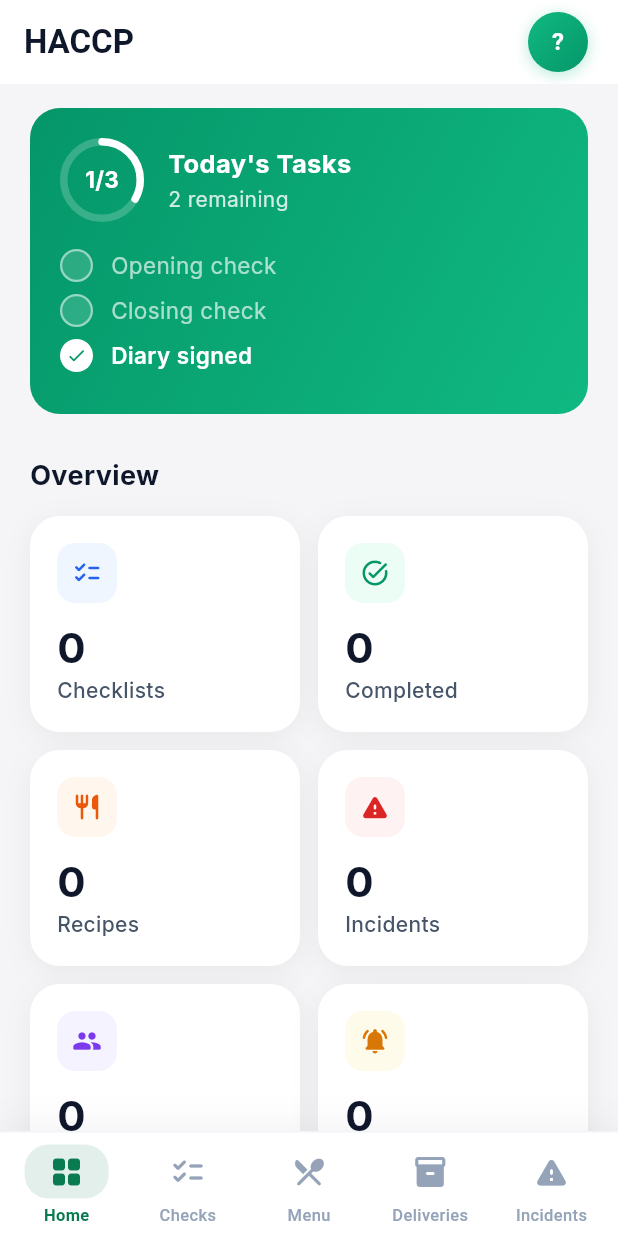
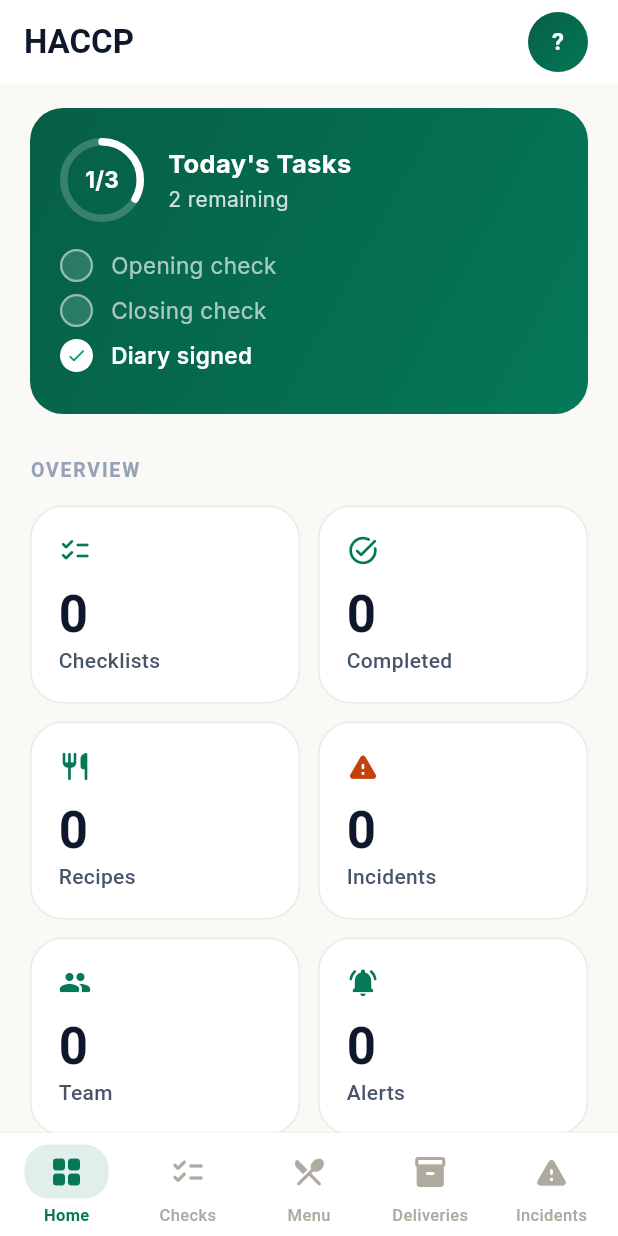
Before and after one commit to KNSTNTN24/haccp-mobile, a Flutter app: the screen it shows once a user with an empty profile is signed in, on a phone screen of 412 x 824 dp. Run offline on Flutter 3.47's test engine with Material 3 defaults, Android fonts, the phone set to English and light mode, and no system bars; our stand-ins replace csv, figma_squircle, file_picker, flutter_riverpod, go_router, google_fonts and 4 more; missing offline and left inert: dart:html; accounts and stored records are empty.

Commit message:
Premium light design: warm cream palette, squircle cards, harmonized colors
- Background: warm cream #FAF9F6
- Primary green: deep warm emerald #047857 with gradient #065F46→#047857
- All gradients and glows updated to warm emerald across all screens
- Incidents accent: warm brick red #C2410C
- Stat tile icons: unified green (incidents red)
- Cards: no shadows, warm beige border #EDE9E3
- Squircle corners (figma_squircle) on Home: stat tiles, quick actions,
  daily diary card
- Section labels: uppercase, tracked, muted
- Stat numbers: 34px SF Pro Display
- Bottom nav: white bg, subtle beige border 0.5px
- Inactive nav icons: warm sand #B0A99F
- Profile avatar: no shadow, clean

Co-Authored-By: Claude Opus 4.6 (1M context) <noreply@anthropic.com>

```diff
--- a/lib/config/theme.dart
+++ b/lib/config/theme.dart
@@ -1,38 +1,44 @@
 import 'package:flutter/material.dart';
-import 'package:flutter/cupertino.dart';
+import 'package:flutter/services.dart';
 
 class AppColors {
-  // Core palette — rich emerald + warm neutrals
-  static const primary = Color(0xFF0A7B50);        // deep emerald (slightly darker)
-  static const primaryLight = Color(0xFF10B981);    // vibrant green
-  static const primaryPale = Color(0xFFD1FAE5);     // green tint bg (more visible)
+  // Premium light palette
+  static const primary = Color(0xFF047857);           // deep warm emerald
+  static const primaryLight = Color(0xFF10B981);      // gradient end
+  static const primaryDark = Color(0xFF065F46);       // gradient start / pressed
+  static const primaryPale = Color(0xFFD1FAE5);
+
   static const surface = Color(0xFFFFFFFF);
-  static const background = Color(0xFFF5F5F7);      // cool neutral (Apple-like)
-  static const darkText = Color(0xFF0F172A);         // slate-900 (deeper black)
-  static const midText = Color(0xFF475569);          // slate-600 (richer gray)
-  static const lightText = Color(0xFF94A3B8);        // slate-400
-  static const divider = Color(0xFFE2E8F0);          // slate-200
+  static const background = Color(0xFFFAF9F6);        // warm cream
+  static const cardBg = Color(0xFFFFFFFF);
+
+  // Text — high contrast
+  static const darkText = Color(0xFF0F172A);           // near-black
+  static const midText = Color(0xFF475569);
+  static const lightText = Color(0xFF94A3B8);
+  static const divider = Color(0xFFE2E8F0);
+
   static const error = Color(0xFFDC2626);
   static const warning = Color(0xFFF59E0B);
-
-  // Legacy aliases
-  static const darkBlue = Color(0xFF0F172A);
-  static const gold = Color(0xFF10B981);
-  static const cream = Color(0xFFF5F5F7);
-  static const white = Color(0xFFFFFFFF);
   static const success = Color(0xFF10B981);
 
-  // Accent colors
+  // Legacy
+  static const darkBlue = darkText;
+  static const gold = primary;
+  static const cream = background;
+  static const white = Color(0xFFFFFFFF);
+
+  // Vivid accents
   static const blue50 = Color(0xFFEFF6FF);
   static const blue600 = Color(0xFF2563EB);
   static const green50 = Color(0xFFD1FAE5);
   static const green600 = Color(0xFF10B981);
   static const orange50 = Color(0xFFFFF7ED);
-  static const orange600 = Color(0xFFEA580C);
+  static const orange600 = Color(0xFFF97316);
   static const red50 = Color(0xFFFEE2E2);
-  static const red600 = Color(0xFFDC2626);
+  static const red600 = Color(0xFFEF4444);
   static const purple50 = Color(0xFFF3E8FF);
-  static const purple600 = Color(0xFF7C3AED);
+  static const purple600 = Color(0xFF8B5CF6);
   static const yellow50 = Color(0xFFFEF9C3);
   static const yellow600 = Color(0xFFF59E0B);
 }
@@ -43,6 +49,7 @@ class AppTheme {
       useMaterial3: true,
       brightness: Brightness.light,
       scaffoldBackgroundColor: AppColors.background,
+      fontFamily: '.SF Pro Text',
       colorScheme: ColorScheme.light(
         primary: AppColors.primary,
         secondary: AppColors.primaryLight,
@@ -52,19 +59,19 @@ class AppTheme {
         onSecondary: Colors.white,
         onSurface: AppColors.darkText,
       ),
-      fontFamily: '.SF Pro Text',
       textTheme: const TextTheme().apply(
         bodyColor: AppColors.darkText,
         displayColor: AppColors.darkText,
         fontFamily: '.SF Pro Text',
       ),
-      appBarTheme: const AppBarTheme(
-        backgroundColor: AppColors.surface,
+      appBarTheme: AppBarTheme(
+        backgroundColor: AppColors.background,
         foregroundColor: AppColors.darkText,
         elevation: 0,
-        scrolledUnderElevation: 0.5,
+        scrolledUnderElevation: 0,
         centerTitle: false,
-        titleTextStyle: TextStyle(
+        systemOverlayStyle: SystemUiOverlayStyle.dark,
+        titleTextStyle: const TextStyle(
           fontFamily: '.SF Pro Display',
           fontSize: 22,
           fontWeight: FontWeight.w700,
@@ -76,45 +83,25 @@ class AppTheme {
           backgroundColor: AppColors.primary,
           foregroundColor: Colors.white,
           padding: const EdgeInsets.symmetric(horizontal: 24, vertical: 14),
-          shape: RoundedRectangleBorder(
-            borderRadius: BorderRadius.circular(12),
-          ),
-          textStyle: const TextStyle(
-            fontFamily: '.SF Pro Text',
-            fontSize: 16,
-            fontWeight: FontWeight.w600,
-          ),
+          shape: RoundedRectangleBorder(borderRadius: BorderRadius.circular(14)),
+          elevation: 0,
+          textStyle: const TextStyle(fontFamily: '.SF Pro Text', fontSize: 16, fontWeight: FontWeight.w600),
         ),
       ),
       inputDecorationTheme: InputDecorationTheme(
         filled: true,
         fillColor: AppColors.surface,
-        border: OutlineInputBorder(
-          borderRadius: BorderRadius.circular(12),
-          borderSide: BorderSide(color: AppColors.divider),
-        ),
-        enabledBorder: OutlineInputBorder(
-          borderRadius: BorderRadius.circular(12),
-          borderSide: BorderSide(color: AppColors.divider),
-        ),
-        focusedBorder: OutlineInputBorder(
-          borderRadius: BorderRadius.circular(12),
-          borderSide: const BorderSide(color: AppColors.primary, width: 2),
-        ),
-        errorBorder: OutlineInputBorder(
-          borderRadius: BorderRadius.circular(12),
-          borderSide: const BorderSide(color: AppColors.error),
-        ),
+        border: OutlineInputBorder(borderRadius: BorderRadius.circular(14), borderSide: const BorderSide(color: AppColors.divider)),
+        enabledBorder: OutlineInputBorder(borderRadius: BorderRadius.circular(14), borderSide: const BorderSide(color: AppColors.divider)),
+        focusedBorder: OutlineInputBorder(borderRadius: BorderRadius.circular(14), borderSide: const BorderSide(color: AppColors.primary, width: 2)),
+        errorBorder: OutlineInputBorder(borderRadius: BorderRadius.circular(14), borderSide: const BorderSide(color: AppColors.error)),
         contentPadding: const EdgeInsets.symmetric(horizontal: 16, vertical: 14),
         hintStyle: const TextStyle(fontFamily: '.SF Pro Text', color: AppColors.lightText),
         labelStyle: const TextStyle(fontFamily: '.SF Pro Text', color: AppColors.midText),
       ),
       cardTheme: CardThemeData(
         elevation: 0,
-        shape: RoundedRectangleBorder(
-          borderRadius: BorderRadius.circular(16),
-          side: BorderSide(color: AppColors.divider),
-        ),
+        shape: RoundedRectangleBorder(borderRadius: BorderRadius.circular(18)),
         color: AppColors.surface,
       ),
       bottomNavigationBarTheme: const BottomNavigationBarThemeData(
@@ -122,7 +109,7 @@ class AppTheme {
         selectedItemColor: AppColors.primary,
         unselectedItemColor: AppColors.lightText,
         type: BottomNavigationBarType.fixed,
-        elevation: 8,
+        elevation: 0,
       ),
     );
   }
--- a/lib/screens/checklists/checklist_manage_screen.dart
+++ b/lib/screens/checklists/checklist_manage_screen.dart
@@ -629,7 +629,7 @@ class _ChecklistManageScreenState
                   gradient: _saving
                       ? null
                       : const LinearGradient(
-                          colors: [Color(0xFF10B981), Color(0xFF059669)],
+                          colors: [Color(0xFF065F46), Color(0xFF047857)],
                         ),
                   color: _saving ? const Color(0xFFD1D5DB) : null,
                   borderRadius: BorderRadius.circular(16),
--- a/lib/screens/dashboard/dashboard_screen.dart
+++ b/lib/screens/dashboard/dashboard_screen.dart
@@ -1,5 +1,6 @@
 import 'dart:math' as math;
 import 'package:flutter/material.dart';
+import 'package:figma_squircle/figma_squircle.dart';
 import 'package:flutter_riverpod/flutter_riverpod.dart';
 import 'package:go_router/go_router.dart';
 import 'package:google_fonts/google_fonts.dart';
@@ -151,11 +152,13 @@ class _SectionLabel extends StatelessWidget {
   @override
   Widget build(BuildContext context) {
     return Text(
-      text,
-      style: GoogleFonts.inter(
-        fontSize: 18,
-        fontWeight: FontWeight.w700,
-        color: AppColors.darkText,
+      text.toUpperCase(),
+      style: const TextStyle(
+        fontFamily: '.SF Pro Text',
+        fontSize: 13,
+        fontWeight: FontWeight.w600,
+        color: AppColors.lightText,
+        letterSpacing: 1.2,
       ),
     );
   }
@@ -181,13 +184,15 @@ class _DailyProgress extends StatelessWidget {
 
     return Container(
       padding: const EdgeInsets.all(20),
-      decoration: BoxDecoration(
+      decoration: ShapeDecoration(
         gradient: const LinearGradient(
           begin: Alignment.topLeft,
           end: Alignment.bottomRight,
-          colors: [Color(0xFF059669), Color(0xFF10B981)],
+          colors: [Color(0xFF065F46), Color(0xFF047857)],
         ),
-        borderRadius: BorderRadius.circular(20),
+        shape: SmoothRectangleBorder(
+          borderRadius: SmoothBorderRadius(cornerRadius: 22, cornerSmoothing: 0.6),
+        ),
       ),
       child: Column(
         children: [
@@ -352,17 +357,17 @@ class _StatsGrid extends StatelessWidget {
   Widget build(BuildContext context) {
     final items = [
       _Stat('Checklists', stats.totalChecklists, Icons.checklist_rounded,
-          const Color(0xFF2563EB), const Color(0xFFEFF6FF), '/checklists'),
+          const Color(0xFF047857), const Color(0xFFECFDF5), '/checklists'),
       _Stat('Completed', stats.todayCompletions, Icons.task_alt_rounded,
-          const Color(0xFF059669), const Color(0xFFECFDF5), '/diary'),
+          const Color(0xFF047857), const Color(0xFFECFDF5), '/diary'),
       _Stat('Recipes', stats.totalRecipes, Icons.restaurant_rounded,
-          const Color(0xFFEA580C), const Color(0xFFFFF7ED), '/recipes'),
+          const Color(0xFF047857), const Color(0xFFECFDF5), '/recipes'),
       _Stat('Incidents', stats.openIncidents, Icons.warning_rounded,
-          const Color(0xFFDC2626), const Color(0xFFFEF2F2), '/incidents'),
+          const Color(0xFFC2410C), const Color(0xFFFFF1E6), '/incidents'),
       _Stat('Team', stats.teamMembers, Icons.people_rounded,
-          const Color(0xFF7C3AED), const Color(0xFFF5F3FF), '/team'),
+          const Color(0xFF047857), const Color(0xFFECFDF5), '/team'),
       _Stat('Alerts', stats.unreadNotifications, Icons.notifications_active_rounded,
-          const Color(0xFFD97706), const Color(0xFFFFFBEB), '/notifications'),
+          const Color(0xFF047857), const Color(0xFFECFDF5), '/notifications'),
     ];
 
     return Column(
@@ -404,16 +409,12 @@ class _StatTile extends StatelessWidget {
       onTap: () => context.go(data.route),
       child: Container(
         padding: const EdgeInsets.all(18),
-        decoration: BoxDecoration(
+        decoration: ShapeDecoration(
           color: Colors.white,
-          borderRadius: BorderRadius.circular(20),
-          boxShadow: [
-            BoxShadow(
-              color: Colors.black.withValues(alpha: 0.05),
-              blurRadius: 16,
-              offset: const Offset(0, 4),
-            ),
-          ],
+          shape: SmoothRectangleBorder(
+            borderRadius: SmoothBorderRadius(cornerRadius: 22, cornerSmoothing: 0.6),
+            side: BorderSide(color: const Color(0xFFEDE9E3)),
+          ),
         ),
         child: Column(
           crossAxisAlignment: CrossAxisAlignment.start,
@@ -421,39 +422,23 @@ class _StatTile extends StatelessWidget {
             Row(
               mainAxisAlignment: MainAxisAlignment.spaceBetween,
               children: [
-                // Colored dot accent
-                Container(
-                  width: 40,
-                  height: 40,
-                  decoration: BoxDecoration(
-                    color: data.bg,
-                    borderRadius: BorderRadius.circular(12),
-                  ),
-                  child: Icon(data.icon, size: 20, color: data.color),
-                ),
+                Icon(data.icon, size: 22, color: data.color),
                 if (hasIssue)
                   Container(
-                    padding: const EdgeInsets.symmetric(horizontal: 8, vertical: 3),
+                    width: 8, height: 8,
                     decoration: BoxDecoration(
-                      color: data.color.withValues(alpha: 0.1),
-                      borderRadius: BorderRadius.circular(10),
-                    ),
-                    child: Text(
-                      'Open',
-                      style: GoogleFonts.inter(
-                        fontSize: 10,
-                        fontWeight: FontWeight.w600,
-                        color: data.color,
-                      ),
+                      color: data.color,
+                      shape: BoxShape.circle,
                     ),
                   ),
               ],
             ),
-            const SizedBox(height: 16),
+            const SizedBox(height: 14),
             Text(
               '${data.value}',
-              style: GoogleFonts.inter(
-                fontSize: 28,
+              style: TextStyle(
+                fontFamily: '.SF Pro Display',
+                fontSize: 34,
                 fontWeight: FontWeight.w700,
                 color: AppColors.darkText,
                 height: 1,
@@ -462,7 +447,8 @@ class _StatTile extends StatelessWidget {
             const SizedBox(height: 4),
             Text(
               data.label,
-              style: GoogleFonts.inter(
+              style: TextStyle(
+                fontFamily: '.SF Pro Text',
                 fontSize: 14,
                 fontWeight: FontWeight.w500,
                 color: AppColors.midText,
@@ -502,20 +488,23 @@ class _QuickActions extends StatelessWidget {
             child: GestureDetector(
               onTap: () => context.go(a.route),
               child: Container(
-                padding: const EdgeInsets.symmetric(vertical: 20),
-                decoration: BoxDecoration(
+                padding: const EdgeInsets.symmetric(vertical: 18),
+                decoration: ShapeDecoration(
                   color: Colors.white,
-                  borderRadius: BorderRadius.circular(16),
-                  border: Border.all(color: const Color(0xFFE5E7EB)),
+                  shape: SmoothRectangleBorder(
+                    borderRadius: SmoothBorderRadius(cornerRadius: 18, cornerSmoothing: 0.6),
+                    side: BorderSide(color: const Color(0xFFEDE9E3)),
+                  ),
                 ),
                 child: Column(
                   children: [
-                    Icon(a.icon, size: 28, color: a.color),
-                    const SizedBox(height: 10),
+                    Icon(a.icon, size: 24, color: a.color),
+                    const SizedBox(height: 8),
                     Text(
                       a.label,
-                      style: GoogleFonts.inter(
-                        fontSize: 13,
+                      style: TextStyle(
+                        fontFamily: '.SF Pro Text',
+                        fontSize: 12,
                         fontWeight: FontWeight.w600,
                         color: AppColors.darkText,
                       ),
--- a/lib/screens/diary/diary_screen.dart
+++ b/lib/screens/diary/diary_screen.dart
@@ -854,14 +854,14 @@ class _ExportSheetState extends ConsumerState<_ExportSheet> {
               decoration: BoxDecoration(
                 gradient: _isGenerating
                     ? null
-                    : const LinearGradient(colors: [Color(0xFF10B981), Color(0xFF059669)]),
+                    : const LinearGradient(colors: [Color(0xFF065F46), Color(0xFF047857)]),
                 color: _isGenerating ? Colors.grey.shade300 : null,
                 borderRadius: BorderRadius.circular(14),
                 boxShadow: _isGenerating
                     ? []
                     : [
                         BoxShadow(
-                          color: const Color(0xFF10B981).withValues(alpha: 0.3),
+                          color: const Color(0xFF047857).withValues(alpha: 0.3),
                           blurRadius: 12,
                           offset: const Offset(0, 4),
                         ),
--- a/lib/screens/menu/allergen_matrix_screen.dart
+++ b/lib/screens/menu/allergen_matrix_screen.dart
@@ -223,8 +223,8 @@ class _State extends ConsumerState<AllergenMatrixScreen> {
       decoration: BoxDecoration(
         color: Colors.white,
         borderRadius: BorderRadius.circular(16),
-        border: Border.all(color: const Color(0xFFE8ECF0)),
-        boxShadow: [BoxShadow(color: Colors.black.withValues(alpha: 0.04), blurRadius: 10, offset: const Offset(0, 2))],
+        border: Border.all(color: const Color(0xFFEDE9E3)),
+        // no shadow,
       ),
       child: Column(
         crossAxisAlignment: CrossAxisAlignment.start,
--- a/lib/screens/recipes/recipe_detail_screen.dart
+++ b/lib/screens/recipes/recipe_detail_screen.dart
@@ -260,8 +260,8 @@ class _RecipeDetailScreenState extends ConsumerState<RecipeDetailScreen> {
   }
 
   Widget _card({required Widget child}) => Container(width: double.infinity, padding: const EdgeInsets.all(18),
-    decoration: BoxDecoration(color: Colors.white, borderRadius: BorderRadius.circular(16), border: Border.all(color: const Color(0xFFE8ECF0)),
-      boxShadow: [BoxShadow(color: Colors.black.withValues(alpha: 0.04), blurRadius: 10, offset: const Offset(0, 2))]), child: child);
+    decoration: BoxDecoration(color: Colors.white, borderRadius: BorderRadius.circular(16), border: Border.all(color: const Color(0xFFEDE9E3))),
+    child: child);
 
   Widget _sectionTitle(String title, IconData icon, Color color) => Row(children: [
     Container(width: 32, height: 32, decoration: BoxDecoration(color: color.withValues(alpha: 0.1), borderRadius: BorderRadius.circular(9)), child: Icon(icon, size: 17, color: color)),
--- a/lib/widgets/app_scaffold.dart
+++ b/lib/widgets/app_scaffold.dart
@@ -74,10 +74,10 @@ class AppScaffold extends ConsumerWidget {
                 gradient: const LinearGradient(
                   begin: Alignment.topLeft,
                   end: Alignment.bottomRight,
-                  colors: [Color(0xFF10B981), Color(0xFF059669)],
+                  colors: [Color(0xFF065F46), Color(0xFF047857)],
                 ),
                 shape: BoxShape.circle,
-                boxShadow: [BoxShadow(color: const Color(0xFF10B981).withValues(alpha: 0.3), blurRadius: 8, offset: const Offset(0, 2))],
+                // no shadow — clean
               ),
               child: Center(
                 child: Text(initial,
@@ -91,10 +91,7 @@ class AppScaffold extends ConsumerWidget {
       bottomNavigationBar: Container(
         decoration: BoxDecoration(
           color: Colors.white,
-          border: Border(top: BorderSide(color: AppColors.divider.withValues(alpha: 0.5))),
-          boxShadow: [
-            BoxShadow(color: Colors.black.withValues(alpha: 0.05), blurRadius: 20, offset: const Offset(0, -4)),
-          ],
+          border: Border(top: BorderSide(color: const Color(0xFFEDE9E3), width: 0.5)),
         ),
         child: SafeArea(
           top: false,
@@ -144,13 +141,13 @@ class _NavBarItem extends StatelessWidget {
             borderRadius: BorderRadius.circular(16),
           ),
           child: Icon(icon, size: 24,
-            color: isActive ? AppColors.primary : const Color(0xFF94A3B8)),
+            color: isActive ? AppColors.primary : const Color(0xFFB0A99F)),
         ),
         const SizedBox(height: 3),
         Text(label, style: TextStyle(fontFamily: '.SF Pro Text',
           fontSize: 11,
           fontWeight: isActive ? FontWeight.w700 : FontWeight.w500,
-          color: isActive ? AppColors.primary : const Color(0xFF94A3B8),
+          color: isActive ? AppColors.primary : const Color(0xFFB0A99F),
         )),
       ],
     );
--- a/pubspec.yaml
+++ b/pubspec.yaml
@@ -47,6 +47,7 @@ dependencies:
   path_provider: ^2.1.5
   share_plus: ^10.1.4
   image_picker: ^1.1.2
+  figma_squircle: ^0.6.3
 
 dev_dependencies:
   flutter_test:
```
Also changed, not shown: lib/screens/checklists/checklists_screen.dart (+9 -15 lines), lib/screens/deliveries/deliveries_screen.dart (+6 -6 lines), lib/screens/incidents/incidents_screen.dart (+4 -4 lines), lib/screens/profile/profile_screen.dart (+5 -5 lines), lib/screens/recipes/recipes_screen.dart (+4 -4 lines), pubspec.lock.
